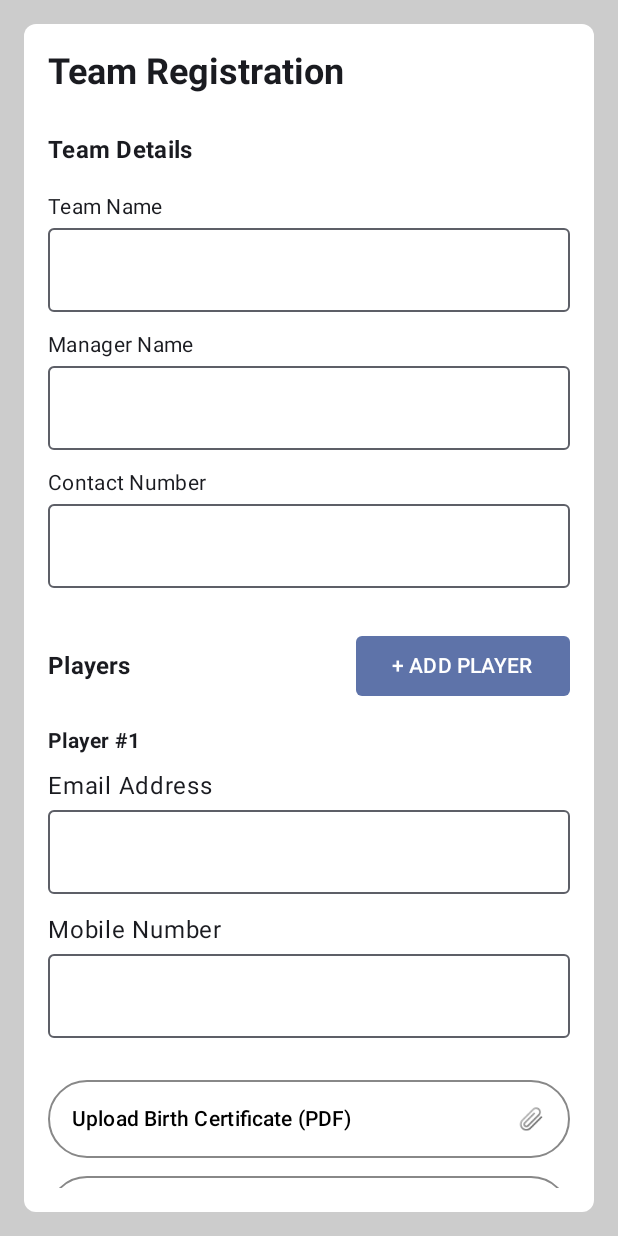
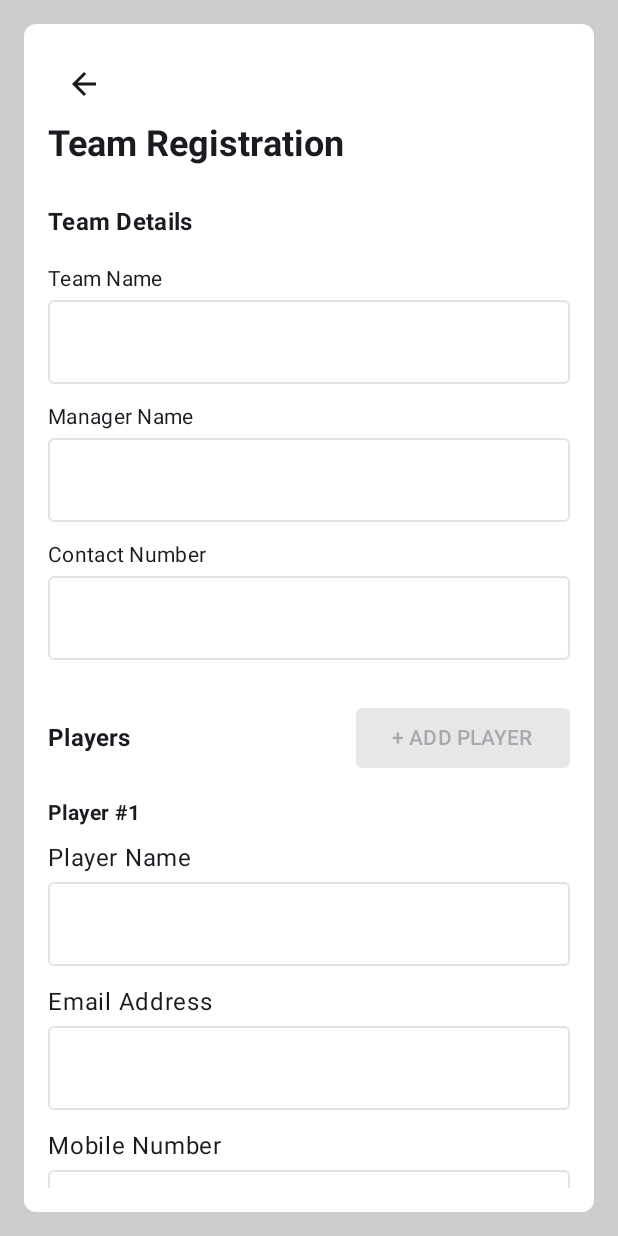
Before and after one commit to Blurviy/hockey-UN, an Android app built with Jetpack Compose: the TeamRegistrationActivity screen opened directly, with no data from a screen before it, on a phone screen of 412 x 824 dp. Run offline under Robolectric (Android 15) with nearby library versions, the phone set to English and light mode, and no system bars; our stand-ins replace Dagger/Hilt's generated code, Room's generated code.

Commit message:
setup
just some more se up for db

```diff
--- a/app/src/main/AndroidManifest.xml
+++ b/app/src/main/AndroidManifest.xml
@@ -3,6 +3,7 @@
     xmlns:tools="http://schemas.android.com/tools">
 
     <application
+        android:name=".HockeyApplication"
         android:allowBackup="true"
         android:dataExtractionRules="@xml/data_extraction_rules"
         android:fullBackupContent="@xml/backup_rules"
--- a/app/src/main/java/com/hockey/data/entities/Player.kt
+++ b/app/src/main/java/com/hockey/data/entities/Player.kt
@@ -1,8 +1,9 @@
-// Create a new file: data/entities/Player.kt
+// Updated file: data/entities/Player.kt
 package com.hockey.data.entities
 
 import androidx.room.Entity
 import androidx.room.ForeignKey
+import androidx.room.Index
 import androidx.room.PrimaryKey
 
 @Entity(
@@ -12,7 +13,8 @@ import androidx.room.PrimaryKey
         parentColumns = arrayOf("teamId"),
         childColumns = arrayOf("teamId"),
         onDelete = ForeignKey.CASCADE
-    )]
+    )],
+    indices = [Index(value = ["teamId"])] // Add index for better performance
 )
 data class Player(
     @PrimaryKey(autoGenerate = true)
--- /dev/null
+++ b/app/src/main/java/com/hockey/di/DatabaseModule.kt
@@ -0,0 +1,43 @@
+
+
+// Create a new file: di/DatabaseModule.kt
+package com.hockey.di
+
+import android.content.Context
+import androidx.room.Room
+import com.hockey.data.AppDatabase
+import com.hockey.data.dao.PlayerDao
+import com.hockey.data.dao.TeamDao
+import dagger.Module
+import dagger.Provides
+import dagger.hilt.InstallIn
+import dagger.hilt.android.qualifiers.ApplicationContext
+import dagger.hilt.components.SingletonComponent
+import javax.inject.Singleton
+
+@Module
+@InstallIn(SingletonComponent::class)
+object DatabaseModule {
+
+    @Provides
+    @Singleton
+    fun provideAppDatabase(@ApplicationContext context: Context): AppDatabase {
+        return Room.databaseBuilder(
+            context.applicationContext,
+            AppDatabase::class.java,
+            "hockey_database"
+        )
+            .fallbackToDestructiveMigration()
+            .build()
+    }
+
+    @Provides
+    fun provideTeamDao(database: AppDatabase): TeamDao {
+        return database.teamDao()
+    }
+
+    @Provides
+    fun providePlayerDao(database: AppDatabase): PlayerDao {
+        return database.playerDao()
+    }
+}
--- a/app/src/main/java/com/hockey/ui/screens/TeamRegistrationScreen.kt
+++ b/app/src/main/java/com/hockey/ui/screens/TeamRegistrationScreen.kt
@@ -1,9 +1,5 @@
 package com.hockey.ui.screens
 
-import android.os.Bundle
-import androidx.activity.ComponentActivity
-import androidx.activity.compose.setContent
-import androidx.activity.enableEdgeToEdge
 import androidx.compose.foundation.BorderStroke
 import androidx.compose.foundation.background
 import androidx.compose.foundation.layout.*
@@ -13,7 +9,7 @@ import androidx.compose.foundation.verticalScroll
 import androidx.compose.material.icons.Icons
 import androidx.compose.material.icons.filled.Delete
 import androidx.compose.material.icons.filled.Info
-import androidx.compose.material.icons.filled.Add
+import androidx.compose.material.icons.filled.ArrowBack
 import androidx.compose.material3.*
 import androidx.compose.runtime.*
 import androidx.compose.ui.Alignment
@@ -22,25 +18,43 @@ import androidx.compose.ui.graphics.Color
 import androidx.compose.ui.text.font.FontWeight
 import androidx.compose.ui.tooling.preview.Preview
 import androidx.compose.ui.unit.dp
+import androidx.hilt.navigation.compose.hiltViewModel
 import com.hockey.ui.theme.HockeyTheme
+import com.hockey.ui.viewmodel.TeamViewModel
+import com.hockey.ui.viewmodel.PlayerViewModel
 
-data class Team(
+data class PlayerData(
     val id: Int,
+    var name: String = "",
     var email: String = "",
     var mobileNumber: String = ""
 )
 
 @OptIn(ExperimentalMaterial3Api::class)
 @Composable
-fun TeamRegistrationScreen() {
+fun TeamRegistrationScreen(
+    onNavigateBack: () -> Unit = {},
+    teamViewModel: TeamViewModel = hiltViewModel(),
+    playerViewModel: PlayerViewModel = hiltViewModel()
+) {
     var teamName by remember { mutableStateOf("") }
     var managerName by remember { mutableStateOf("") }
     var contactNumber by remember { mutableStateOf("") }
-    var players by remember { mutableStateOf(listOf(Player(1))) }
+    var players by remember { mutableStateOf(listOf(PlayerData(1))) }
     var birthCertificateUploaded by remember { mutableStateOf(false) }
     var passportPhotoUploaded by remember { mutableStateOf(false) }
 
     val scrollState = rememberScrollState()
+    val isLoading by teamViewModel.isLoading.collectAsState()
+    val error by teamViewModel.error.collectAsState()
+
+    // Show success message and navigate back when team is created
+    LaunchedEffect(error) {
+        if (error == null && isLoading == false && teamName.isNotEmpty()) {
+            // Team created successfully, you might want to show a success message
+            // and then navigate back or clear the form
+        }
+    }
 
     Box(
         modifier = Modifier
@@ -65,6 +79,14 @@ fun TeamRegistrationScreen() {
                     .verticalScroll(scrollState),
                 horizontalAlignment = Alignment.Start
             ) {
+                // Back button
+                IconButton(
+                    onClick = onNavigateBack,
+                    modifier = Modifier.align(Alignment.Start)
+                ) {
+                    Icon(Icons.Default.ArrowBack, contentDescription = "Back")
+                }
+
                 Text(
                     text = "Team Registration",
                     style = MaterialTheme.typography.headlineSmall,
@@ -72,6 +94,23 @@ fun TeamRegistrationScreen() {
                 )
 
                 Spacer(modifier = Modifier.height(24.dp))
+
+                // Error display
+                error?.let { errorMessage ->
+                    Card(
+                        colors = CardDefaults.cardColors(
+                            containerColor = MaterialTheme.colorScheme.errorContainer
+                        ),
+                        modifier = Modifier.fillMaxWidth()
+                    ) {
+                        Text(
+                            text = "Error: $errorMessage",
+                            modifier = Modifier.padding(16.dp),
+                            color = MaterialTheme.colorScheme.onErrorContainer
+                        )
+                    }
+                    Spacer(modifier = Modifier.height(16.dp))
+                }
 
                 Text(
                     text = "Team Details",
@@ -92,7 +131,8 @@ fun TeamRegistrationScreen() {
                     modifier = Modifier
                         .fillMaxWidth()
                         .padding(vertical = 4.dp),
-                    singleLine = true
+                    singleLine = true,
+                    enabled = !isLoading
                 )
 
                 Spacer(modifier = Modifier.height(8.dp))
@@ -108,7 +148,8 @@ fun TeamRegistrationScreen() {
                     modifier = Modifier
                         .fillMaxWidth()
                         .padding(vertical = 4.dp),
-                    singleLine = true
+                    singleLine = true,
+                    enabled = !isLoading
                 )
 
                 Spacer(modifier = Modifier.height(8.dp))
@@ -124,7 +165,8 @@ fun TeamRegistrationScreen() {
                     modifier = Modifier
                         .fillMaxWidth()
                         .padding(vertical = 4.dp),
-                    singleLine = true
+                    singleLine = true,
+                    enabled = !isLoading
                 )
 
                 Spacer(modifier = Modifier.height(24.dp))
@@ -142,13 +184,14 @@ fun TeamRegistrationScreen() {
 
                     Button(
                         onClick = {
-                            players = players + Player(players.size + 1)
+                            players = players + PlayerData(players.size + 1)
                         },
                         colors = ButtonDefaults.buttonColors(
                             containerColor = MaterialTheme.colorScheme.primaryContainer,
                             contentColor = MaterialTheme.colorScheme.onPrimaryContainer
                         ),
-                        shape = RoundedCornerShape(4.dp)
+                        shape = RoundedCornerShape(4.dp),
+                        enabled = !isLoading
                     ) {
                         Text("+ ADD PLAYER")
                     }
@@ -172,7 +215,8 @@ fun TeamRegistrationScreen() {
                             IconButton(
                                 onClick = {
                                     players = players.filter { it.id != player.id }
-                                }
+                                },
+                                enabled = !isLoading
                             ) {
                                 Icon(
                                     imageVector = Icons.Default.Delete,
@@ -182,6 +226,24 @@ fun TeamRegistrationScreen() {
                             }
                         }
                     }
+
+                    Spacer(modifier = Modifier.height(8.dp))
+
+                    Text(text = "Player Name")
+
+                    OutlinedTextField(
+                        value = player.name,
+                        onValueChange = { newName ->
+                            val updatedPlayers = players.toMutableList()
+                            updatedPlayers[index] = player.copy(name = newName)
+                            players = updatedPlayers
+                        },
+                        modifier = Modifier
+                            .fillMaxWidth()
+                            .padding(vertical = 4.dp),
+                        singleLine = true,
+                        enabled = !isLoading
+                    )
 
                     Spacer(modifier = Modifier.height(8.dp))
 
@@ -197,7 +259,8 @@ fun TeamRegistrationScreen() {
                         modifier = Modifier
                             .fillMaxWidth()
                             .padding(vertical = 4.dp),
-                        singleLine = true
+                        singleLine = true,
+                        enabled = !isLoading
                     )
 
                     Spacer(modifier = Modifier.height(8.dp))
@@ -214,7 +277,8 @@ fun TeamRegistrationScreen() {
                         modifier = Modifier
                             .fillMaxWidth()
                             .padding(vertical = 4.dp),
-                        singleLine = true
+                        singleLine = true,
+                        enabled = !isLoading
                     )
                 }
 
@@ -228,7 +292,8 @@ fun TeamRegistrationScreen() {
                         contentColor = Color.Black
                     ),
                     border = BorderStroke(1.dp, Color.Gray),
-                    contentPadding = PaddingValues(16.dp)
+                    contentPadding = PaddingValues(16.dp),
+                    enabled = !isLoading
                 ) {
                     Row(
                         modifier = Modifier.fillMaxWidth(),
@@ -236,7 +301,7 @@ fun TeamRegistrationScreen() {
                         verticalAlignment = Alignment.CenterVertically
                     ) {
                         Text("Upload Birth Certificate (PDF)")
-                        Text("📎") // Using emoji instead of icon course the icons dont want to work  😢
+                        Text("📎")
                     }
                 }
 
@@ -250,7 +315,8 @@ fun TeamRegistrationScreen() {
                         contentColor = Color.Black
                     ),
                     border = BorderStroke(1.dp, Color.Gray),
-                    contentPadding = PaddingValues(16.dp)
+                    contentPadding = PaddingValues(16.dp),
+                    enabled = !isLoading
                 ) {
                     Row(
                         modifier = Modifier.fillMaxWidth(),
@@ -258,12 +324,11 @@ fun TeamRegistrationScreen() {
                         verticalAlignment = Alignment.CenterVertically
                     ) {
                         Text("Upload Passport Photo")
-                        Text("📷") // Using emoji instead of icon
+                        Text("📷")
                     }
                 }
 
                 Spacer(modifier = Modifier.height(24.dp))
-
 
                 Row(
                     modifier = Modifier
@@ -284,15 +349,27 @@ fun TeamRegistrationScreen() {
                             .size(24.dp)
                             .padding(end = 8.dp)
                     )
-
-
                 }
 
                 Spacer(modifier = Modifier.height(24.dp))
 
+                Button(
+                    onClick = {
+                        if (teamName.isNotBlank() && managerName.isNotBlank()) {
+                            // First, create the team
+                            teamViewModel.addTeam(teamName, managerName, contactNumber)
 
-                Button(
-                    onClick = {  },
+                            // Note: In a real implementation, you'd need to get the team ID
+                            // after creation to associate players with the team
+                            // For now, we're just creating the team
+
+                            // Clear the form after successful submission
+                            teamName = ""
+                            managerName = ""
+                            contactNumber = ""
+                            players = listOf(PlayerData(1))
+                        }
+                    },
                     modifier = Modifier
                         .fillMaxWidth()
                         .height(56.dp),
@@ -300,13 +377,22 @@ fun TeamRegistrationScreen() {
                         containerColor = MaterialTheme.colorScheme.primary,
                         contentColor = Color.White
                     ),
-                    shape = RoundedCornerShape(8.dp)
+                    shape = RoundedCornerShape(8.dp),
+                    enabled = !isLoading && teamName.isNotBlank() && managerName.isNotBlank()
                 ) {
+                    if (isLoading) {
+                        CircularProgressIndicator(
+                            modifier = Modifier.size(24.dp),
+                            strokeWidth = 2.dp,
+                            color = Color.White
+                        )
+                    } else {
                         Text(
                             "SUBMIT REGISTRATION",
                             style = MaterialTheme.typography.labelLarge,
                             fontWeight = FontWeight.Bold
                         )
+                    }
                 }
 
                 Spacer(modifier = Modifier.height(100.dp))
@@ -314,7 +400,7 @@ fun TeamRegistrationScreen() {
         }
     }
 }
-//guys just increase the preview sizw if you cant see everything working
+
 @Preview(showBackground = true, heightDp = 1500)
 @Composable
 fun TeamRegistrationScreenPreview() {
--- /dev/null
+++ b/app/src/main/java/com/hockey/ui/viewmodel/TeamViewModel.kt
@@ -0,0 +1,97 @@
+package com.hockey.ui.viewmodel
+
+import androidx.lifecycle.ViewModel
+import androidx.lifecycle.viewModelScope
+import com.hockey.data.entities.Team
+import com.hockey.data.repository.TeamRepository
+import dagger.hilt.android.lifecycle.HiltViewModel
+import kotlinx.coroutines.flow.MutableStateFlow
+import kotlinx.coroutines.flow.StateFlow
+import kotlinx.coroutines.flow.asStateFlow
+import kotlinx.coroutines.launch
+import javax.inject.Inject
+
+@HiltViewModel
+class TeamViewModel @Inject constructor(
+    private val teamRepository: TeamRepository
+) : ViewModel() {
+
+    private val _teams = MutableStateFlow<List<Team>>(emptyList())
+    val teams: StateFlow<List<Team>> = _teams.asStateFlow()
+
+    private val _isLoading = MutableStateFlow(false)
+    val isLoading: StateFlow<Boolean> = _isLoading.asStateFlow()
+
+    private val _error = MutableStateFlow<String?>(null)
+    val error: StateFlow<String?> = _error.asStateFlow()
+
+    init {
+        loadTeams()
+    }
+
+    private fun loadTeams() {
+        viewModelScope.launch {
+            try {
+                _isLoading.value = true
+                teamRepository.getAllTeams().collect { teamList ->
+                    _teams.value = teamList
+                }
+            } catch (e: Exception) {
+                _error.value = e.message
+            } finally {
+                _isLoading.value = false
+            }
+        }
+    }
+
+    fun addTeam(name: String, managerName: String, contactNumber: String) {
+        viewModelScope.launch {
+            try {
+                _isLoading.value = true
+                val team = Team(
+                    name = name,
+                    managerName = managerName,
+                    contactNumber = contactNumber
+                )
+                teamRepository.insertTeam(team)
+                _error.value = null
+            } catch (e: Exception) {
+                _error.value = e.message
+            } finally {
+                _isLoading.value = false
+            }
+        }
+    }
+
+    fun updateTeam(team: Team) {
+        viewModelScope.launch {
+            try {
+                _isLoading.value = true
+                teamRepository.updateTeam(team)
+                _error.value = null
+            } catch (e: Exception) {
+                _error.value = e.message
+            } finally {
+                _isLoading.value = false
+            }
+        }
+    }
+
+    fun deleteTeam(team: Team) {
+        viewModelScope.launch {
+            try {
+                _isLoading.value = true
+                teamRepository.deleteTeam(team)
+                _error.value = null
+            } catch (e: Exception) {
+                _error.value = e.message
+            } finally {
+                _isLoading.value = false
+            }
+        }
+    }
+
+    fun clearError() {
+        _error.value = null
+    }
+}
--- a/gradle/libs.versions.toml
+++ b/gradle/libs.versions.toml
@@ -3,6 +3,7 @@ agp = "8.9.2"
 foundation = "1.4.3"
 kotlin = "2.0.21"
 coreKtx = "1.16.0"
+ksp = "2.0.21-1.0.21"
 junit = "4.13.2"
 junitVersion = "1.2.1"
 espressoCore = "3.6.1"
@@ -43,5 +44,5 @@ hilt-navigation-compose = { group = "androidx.hilt", name = "hilt-navigation-com
 android-application = { id = "com.android.application", version.ref = "agp" }
 kotlin-android = { id = "org.jetbrains.kotlin.android", version.ref = "kotlin" }
 kotlin-compose = { id = "org.jetbrains.kotlin.plugin.compose", version.ref = "kotlin" }
-kotlin-kapt = { id = "org.jetbrains.kotlin.kapt", version = "2.0.21" }
+kotlin-ksp = { id = "com.google.devtools.ksp", version.ref = "ksp" } # Add this line
 hilt-android = { id = "com.google.dagger.hilt.android", version.ref = "hilt" }
```
Also changed, not shown: app/build.gradle.kts (+8 -9 lines), app/src/main/java/com/hockey/HockeyApplication.kt (added, +12 -0 lines), app/src/main/java/com/hockey/ui/screens/SampleRoomUsageScreen.kt (added, +182 -0 lines), app/src/main/java/com/hockey/ui/viewmodel/PlayerViewModel.kt (added, +104 -0 lines). Lines whose indentation alone changed are shown as unchanged.
